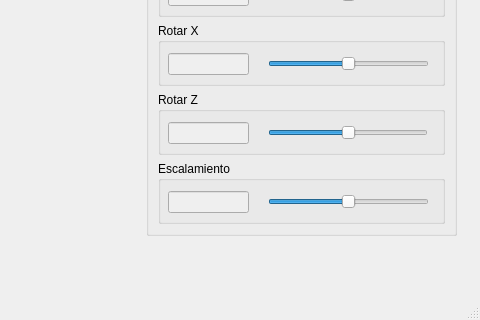
Qt form mainwindow.ui (kioshiokamoto/Proyecto-final-CV) before a commit; both pictures show x 604 to 1084 and y 394 to 714 of the 1084 by 714 pixel window.
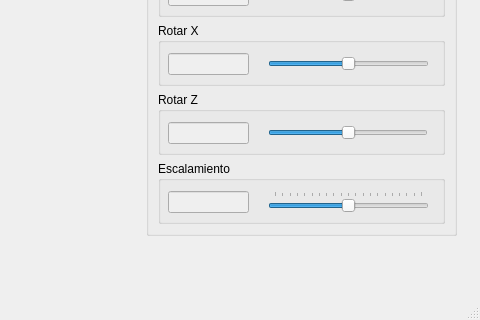
The same form after that commit.

Diff of the .ui file:
```diff
--- a/mainwindow.ui
+++ b/mainwindow.ui
@@ -245,6 +245,9 @@
         <property name="orientation">
          <enum>Qt::Horizontal</enum>
         </property>
+        <property name="tickPosition">
+         <enum>QSlider::TicksAbove</enum>
+        </property>
        </widget>
       </widget>
      </item>
```
Left out of the diff: 6 changed lines with no effect on the pictures.
